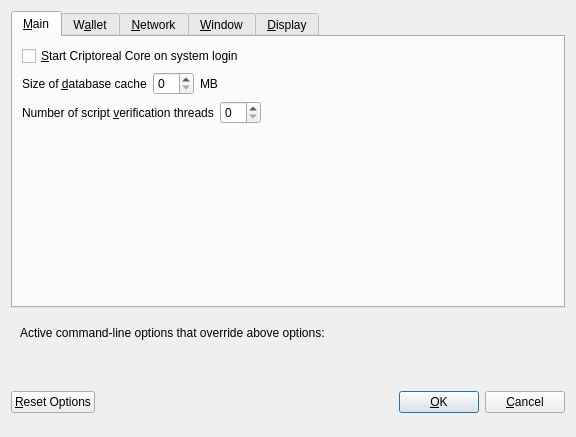
Before: the Qt Designer form src/qt/forms/optionsdialog.ui in NPSCoin/npscoin-core, drawn with Qt 5.
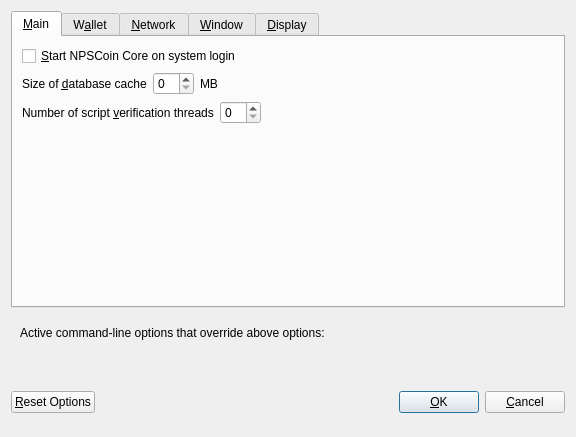
After: the same form once the commit is applied. Custom widgets are drawn as their Qt base class.

```diff
--- a/src/qt/forms/optionsdialog.ui
+++ b/src/qt/forms/optionsdialog.ui
@@ -33,7 +33,7 @@
           <string>Automatically start Criptoreal Core after logging in to the system.</string>
          </property>
          <property name="text">
-          <string>&amp;Start Criptoreal Core on system login</string>
+          <string>&amp;Start NPSCoin Core on system login</string>
          </property>
         </widget>
        </item>
```
Left out of the diff: 12 changed lines with no effect on the pictures.
